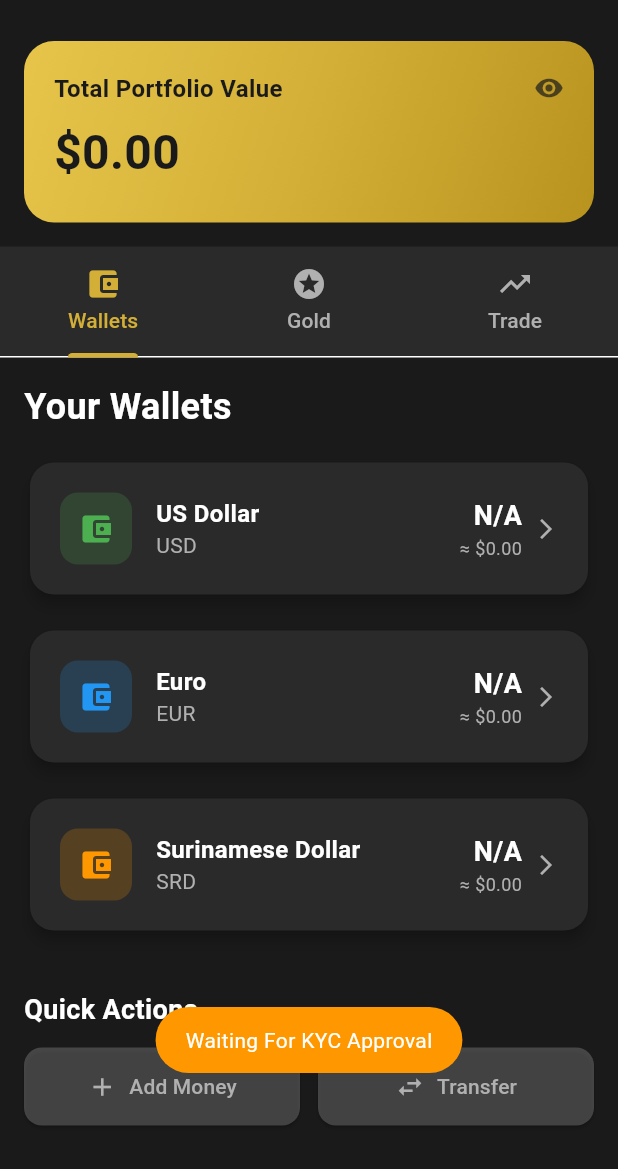
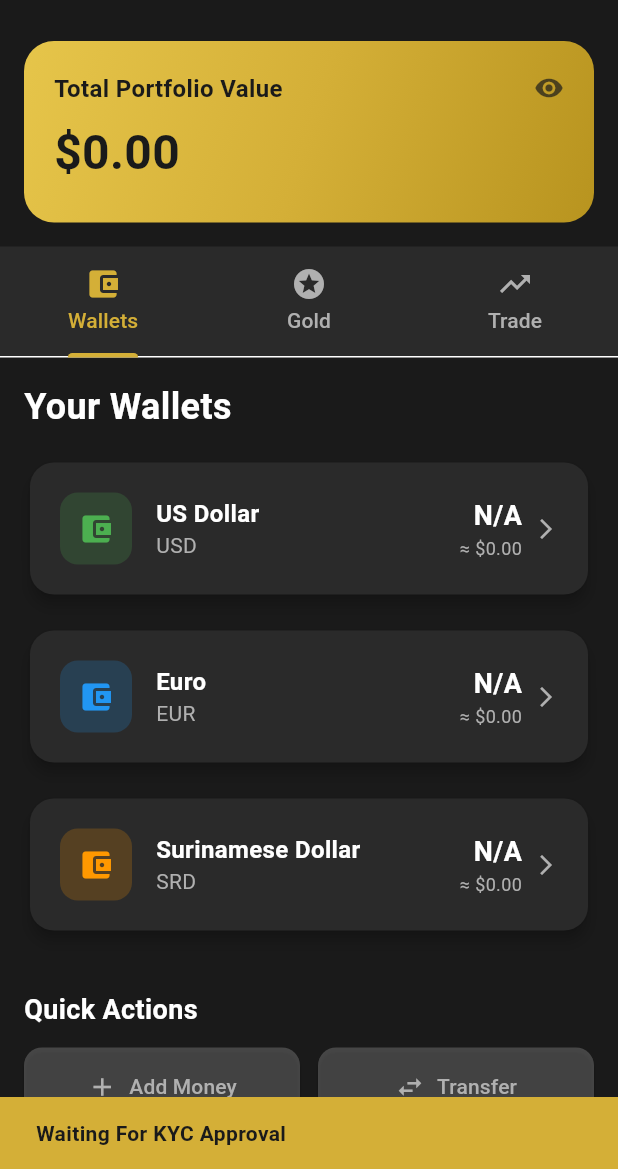
Before and after one commit to asynchronous-digital/ouro-pay-consumer-app, a Flutter app: the DashboardPage screen opened by its route, after a tap on the "visibility off" icon, after a tap on "Add Money", on a phone screen of 412 x 824 dp, the part 67-1236 px from its top. Run offline on Flutter 3.47's test engine with Material 3 defaults, Android fonts, the phone set to English and light mode, and no system bars; our stand-ins replace country_code_picker, file_picker, flutter_dotenv, flutter_image_compress, image_picker, pinput and 2 more; missing offline and left inert: flutter_stripe, google_mlkit_face_detection; accounts and stored records are empty; network calls fail.

Commit message:
Fix UI overflow issues and improve validation feedback
- Fix RenderFlex overflow in AddMoneyPage currency dropdown by adding isExpanded and maxLines
- Add input validation for buy/sell gold with SnackBar feedback for insufficient funds/gold
- Replace Fluttertoast with SnackBar for KYC approval message to match login success style
- Remove unused fluttertoast import from dashboard_page.dart

```diff
--- a/lib/pages/dashboard_page.dart
+++ b/lib/pages/dashboard_page.dart
@@ -16,7 +16,6 @@ import 'package:ouro_pay_consumer_app/utils/debug_prefs.dart';
 import 'package:shimmer/shimmer.dart';
 import 'package:flutter/services.dart';
 import 'package:ouro_pay_consumer_app/models/user_profile.dart';
-import 'package:fluttertoast/fluttertoast.dart';
 
 class DashboardPage extends StatefulWidget {
   const DashboardPage({super.key});
@@ -1648,13 +1647,17 @@ class _DashboardPageState extends State<DashboardPage>
 
   /// Show KYC verification toast message
   void _showKycVerificationMessage() {
-    Fluttertoast.showToast(
-      msg: "Waiting For KYC Approval",
-      toastLength: Toast.LENGTH_LONG,
-      gravity: ToastGravity.BOTTOM,
-      backgroundColor: AppColors.cardBackground,
-      textColor: AppColors.whiteText,
-      fontSize: 16.0,
+    ScaffoldMessenger.of(context).showSnackBar(
+      const SnackBar(
+        content: Text(
+          'Waiting For KYC Approval',
+          style: TextStyle(
+            color: AppColors.darkBackground,
+            fontWeight: FontWeight.bold,
+          ),
+        ),
+        backgroundColor: AppColors.primaryGold,
+      ),
     );
   }
 
@@ -1731,15 +1734,8 @@ class _DashboardPageState extends State<DashboardPage>
         onPressed: isEnabled
             ? onPressed
             : () {
-                // Show toast when disabled button is clicked
-                Fluttertoast.showToast(
-                  msg: "Waiting For KYC Approval",
-                  toastLength: Toast.LENGTH_SHORT,
-                  gravity: ToastGravity.BOTTOM,
-                  backgroundColor: AppColors.warningOrange,
-                  textColor: AppColors.whiteText,
-                  fontSize: 14.0,
-                );
+                // Show snackbar when disabled button is clicked
+                _showKycVerificationMessage();
               },
         icon: Icon(icon, size: 20),
         label: Text(label),
@@ -1794,7 +1790,8 @@ class _DashboardPageState extends State<DashboardPage>
                 Navigator.pop(context);
                 Navigator.push(
                   context,
-                  MaterialPageRoute(builder: (context) => const HelpSupportPage()),
+                  MaterialPageRoute(
+                      builder: (context) => const HelpSupportPage()),
                 );
               },
             ),
```
Also changed, not shown: lib/pages/add_money_page.dart (+9 -13 lines), lib/pages/trade_confirmation_page.dart (+112 -10 lines).
